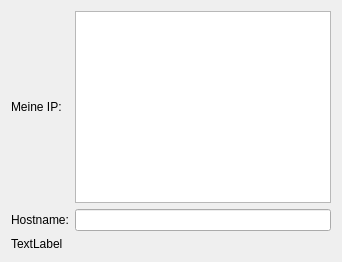
This is StatusWidget.ui in Ranlvor/LANPartyManager as Qt 5 draws it before an edit. The edited form follows.
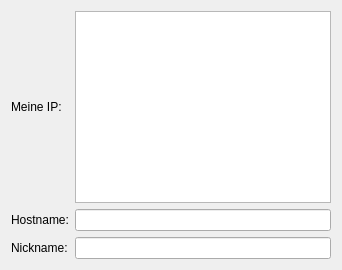
This is the edited form.

Commit message: Is now capable of displaying the username

The edit to the form file:
```diff
--- a/StatusWidget.ui
+++ b/StatusWidget.ui
@@ -6,8 +6,8 @@
    <rect>
     <x>0</x>
     <y>0</y>
-    <width>317</width>
-    <height>236</height>
+    <width>322</width>
+    <height>244</height>
    </rect>
   </property>
   <property name="windowTitle">
@@ -24,7 +24,7 @@
    <item row="5" column="0">
     <widget class="QLabel" name="label_4">
      <property name="text">
-      <string>TextLabel</string>
+      <string>Nickname:</string>
      </property>
     </widget>
    </item>
@@ -64,6 +64,16 @@
      </property>
     </widget>
    </item>
+   <item row="5" column="1">
+    <widget class="QLineEdit" name="NickNamelineEdit">
+     <property name="sizePolicy">
+      <sizepolicy hsizetype="Minimum" vsizetype="Fixed">
+       <horstretch>0</horstretch>
+       <verstretch>0</verstretch>
+      </sizepolicy>
+     </property>
+    </widget>
+   </item>
   </layout>
  </widget>
  <resources/>
```
The commit also changes 1 other file.
